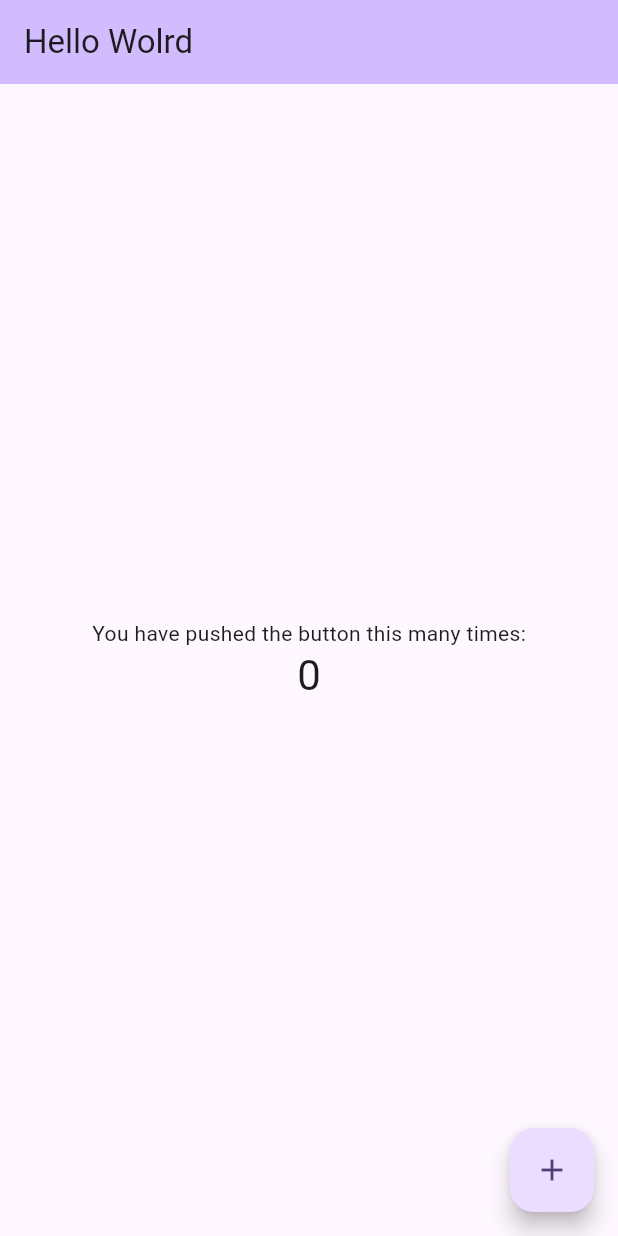
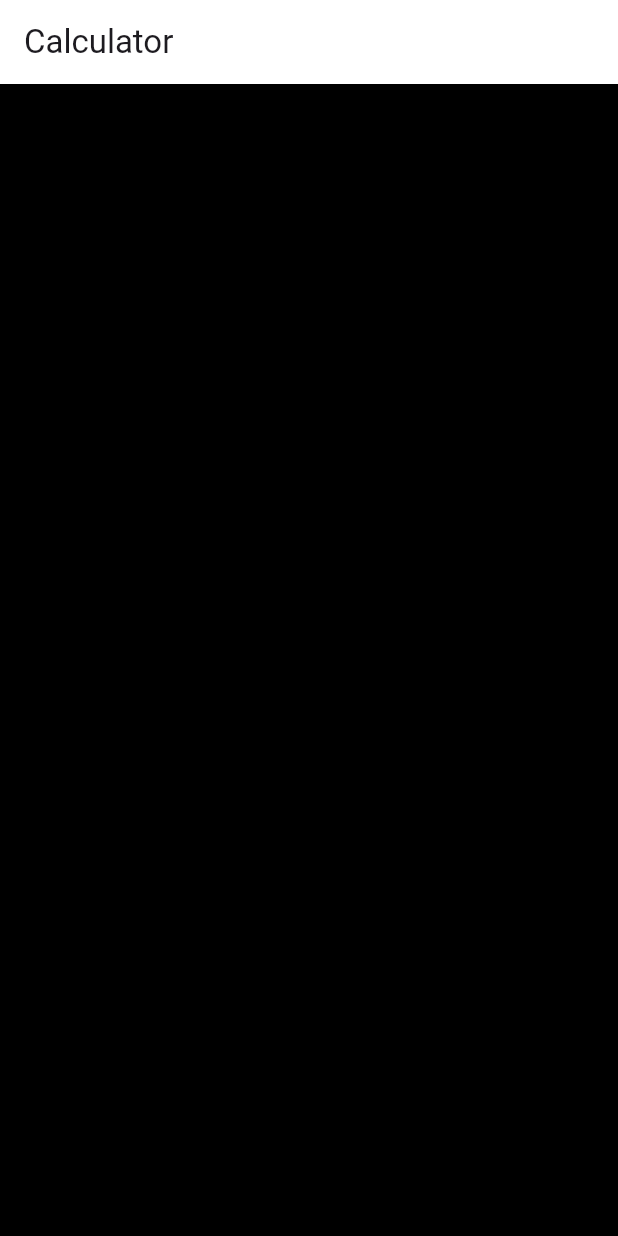
Before and after one commit to Ryuuutaaa/shigoto-flutter, a Flutter app: the screen it shows after launch, on a phone screen of 412 x 824 dp. Run offline on Flutter 3.47's test engine with Material 3 defaults, Android fonts, the phone set to English and light mode, and no system bars.

Commit message:
feat : add AppBar title and background

```diff
--- a/lib/main.dart
+++ b/lib/main.dart
@@ -1,125 +1,34 @@
 import 'package:flutter/material.dart';
 
-void main() {
-  runApp(const MyApp());
-}
+void main() => runApp(Myapp());
 
-class MyApp extends StatelessWidget {
-  const MyApp({super.key});
-
-  // This widget is the root of your application.
+class Myapp extends StatelessWidget {
   @override
   Widget build(BuildContext context) {
-    return MaterialApp(
-      title: 'Flutter Demo',
-      theme: ThemeData(
-        // This is the theme of your application.
-        //
-        // TRY THIS: Try running your application with "flutter run". You'll see
-        // the application has a purple toolbar. Then, without quitting the app,
-        // try changing the seedColor in the colorScheme below to Colors.green
-        // and then invoke "hot reload" (save your changes or press the "hot
-        // reload" button in a Flutter-supported IDE, or press "r" if you used
-        // the command line to start the app).
-        //
-        // Notice that the counter didn't reset back to zero; the application
-        // state is not lost during the reload. To reset the state, use hot
-        // restart instead.
-        //
-        // This works for code too, not just values: Most code changes can be
-        // tested with just a hot reload.
-        colorScheme: ColorScheme.fromSeed(seedColor: Colors.deepPurple),
-        useMaterial3: true,
-      ),
-      home: const MyHomePage(title: 'Hello Wolrd'),
+    return const MaterialApp(
+      debugShowCheckedModeBanner: false,
+      home: Calculator(),
     );
   }
 }
 
-class MyHomePage extends StatefulWidget {
-  const MyHomePage({super.key, required this.title});
-
-  // This widget is the home page of your application. It is stateful, meaning
-  // that it has a State object (defined below) that contains fields that affect
-  // how it looks.
-
-  // This class is the configuration for the state. It holds the values (in this
-  // case the title) provided by the parent (in this case the App widget) and
-  // used by the build method of the State. Fields in a Widget subclass are
-  // always marked "final".
-
-  final String title;
+class Calculator extends StatefulWidget {
+  const Calculator({super.key});
 
   @override
-  State<MyHomePage> createState() => _MyHomePageState();
+  State<Calculator> createState() => _CalculatorState();
 }
 
-class _MyHomePageState extends State<MyHomePage> {
-  int _counter = 0;
-
-  void _incrementCounter() {
-    setState(() {
-      // This call to setState tells the Flutter framework that something has
-      // changed in this State, which causes it to rerun the build method below
-      // so that the display can reflect the updated values. If we changed
-      // _counter without calling setState(), then the build method would not be
-      // called again, and so nothing would appear to happen.
-      _counter++;
-    });
-  }
-
+class _CalculatorState extends State<Calculator> {
   @override
   Widget build(BuildContext context) {
-    // This method is rerun every time setState is called, for instance as done
-    // by the _incrementCounter method above.
-    //
-    // The Flutter framework has been optimized to make rerunning build methods
-    // fast, so that you can just rebuild anything that needs updating rather
-    // than having to individually change instances of widgets.
     return Scaffold(
-      appBar: AppBar(
-        // TRY THIS: Try changing the color here to a specific color (to
-        // Colors.amber, perhaps?) and trigger a hot reload to see the AppBar
-        // change color while the other colors stay the same.
-        backgroundColor: Theme.of(context).colorScheme.inversePrimary,
-        // Here we take the value from the MyHomePage object that was created by
-        // the App.build method, and use it to set our appbar title.
-        title: Text(widget.title),
+      backgroundColor: Colors.black,
+      appBar: AppBar(title: Text("Calculator"), backgroundColor: Colors.white, ),
+      body: Padding(
+        padding: EdgeInsets.symmetric(horizontal: 5),
+        child: Column(),
       ),
-      body: Center(
-        // Center is a layout widget. It takes a single child and positions it
-        // in the middle of the parent.
-        child: Column(
-          // Column is also a layout widget. It takes a list of children and
-          // arranges them vertically. By default, it sizes itself to fit its
-          // children horizontally, and tries to be as tall as its parent.
-          //
-          // Column has various properties to control how it sizes itself and
-          // how it positions its children. Here we use mainAxisAlignment to
-          // center the children vertically; the main axis here is the vertical
-          // axis because Columns are vertical (the cross axis would be
-          // horizontal).
-          //
-          // TRY THIS: Invoke "debug painting" (choose the "Toggle Debug Paint"
-          // action in the IDE, or press "p" in the console), to see the
-          // wireframe for each widget.
-          mainAxisAlignment: MainAxisAlignment.center,
-          children: <Widget>[
-            const Text(
-              'You have pushed the button this many times:',
-            ),
-            Text(
-              '$_counter',
-              style: Theme.of(context).textTheme.headlineMedium,
-            ),
-          ],
-        ),
-      ),
-      floatingActionButton: FloatingActionButton(
-        onPressed: _incrementCounter,
-        tooltip: 'Increment',
-        child: const Icon(Icons.add),
-      ), // This trailing comma makes auto-formatting nicer for build methods.
     );
   }
 }
```
